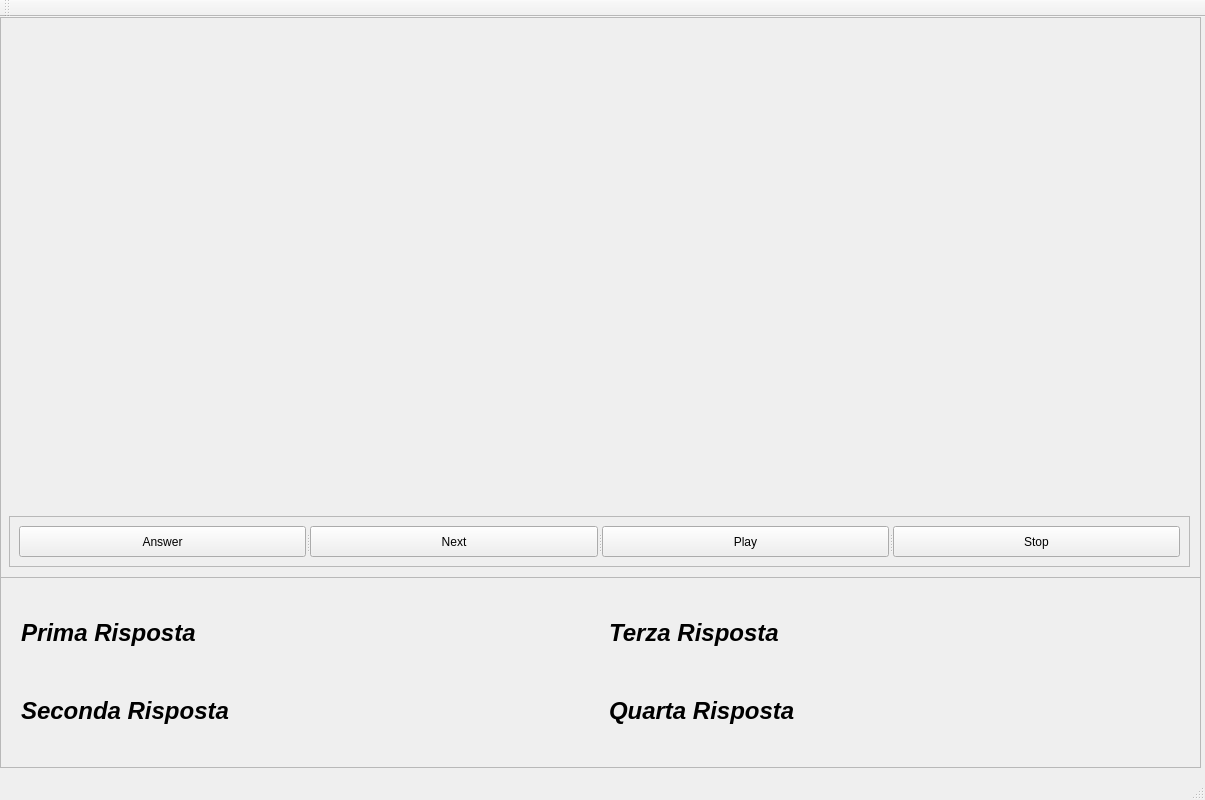
The window that cervellone.ui (AndreaCorna/cervellone) describes before a commit, drawn with Qt 5.
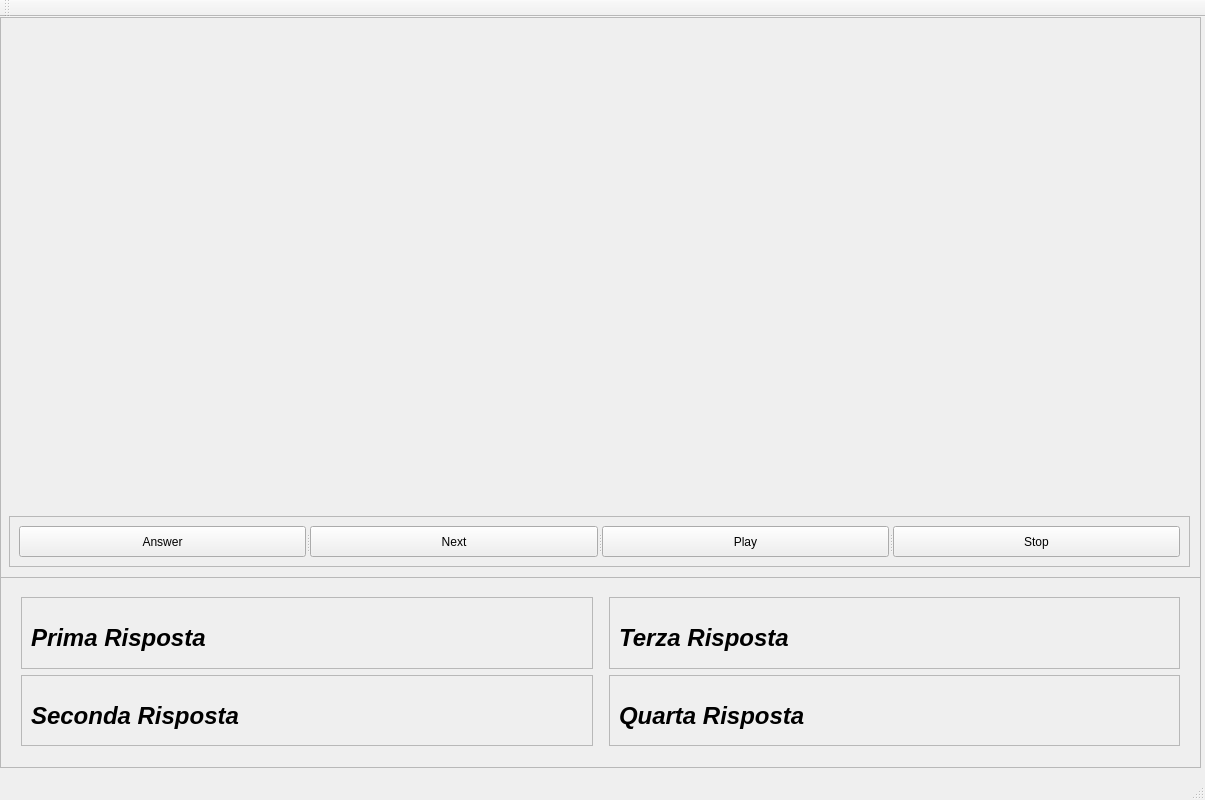
The same window after the commit. Custom widgets are drawn as their Qt base class.

Commit message: prova player

```diff
--- a/cervellone.ui
+++ b/cervellone.ui
@@ -42,7 +42,22 @@
       <item>
        <layout class="QVBoxLayout" name="verticalLayout1_answer">
         <item>
+         <widget class="QFrame" name="frame_2">
+          <property name="frameShape">
+           <enum>QFrame::StyledPanel</enum>
+          </property>
+          <property name="frameShadow">
+           <enum>QFrame::Raised</enum>
+          </property>
          <widget class="QLabel" name="answer1_label">
+           <property name="geometry">
+            <rect>
+             <x>10</x>
+             <y>10</y>
+             <width>561</width>
+             <height>61</height>
+            </rect>
+           </property>
           <property name="font">
            <font>
             <pointsize>18</pointsize>
@@ -55,9 +70,25 @@
            <string>Prima Risposta</string>
           </property>
          </widget>
+         </widget>
         </item>
         <item>
+         <widget class="QFrame" name="frame">
+          <property name="frameShape">
+           <enum>QFrame::StyledPanel</enum>
+          </property>
+          <property name="frameShadow">
+           <enum>QFrame::Raised</enum>
+          </property>
          <widget class="QLabel" name="answer2_label">
+           <property name="geometry">
+            <rect>
+             <x>10</x>
+             <y>10</y>
+             <width>561</width>
+             <height>61</height>
+            </rect>
+           </property>
           <property name="font">
            <font>
             <pointsize>18</pointsize>
@@ -70,6 +101,7 @@
            <string>Seconda Risposta</string>
           </property>
          </widget>
+         </widget>
         </item>
        </layout>
       </item>
@@ -92,7 +124,22 @@
       <item>
        <layout class="QVBoxLayout" name="verticalLayout2_answer">
         <item>
+         <widget class="QFrame" name="frame_3">
+          <property name="frameShape">
+           <enum>QFrame::StyledPanel</enum>
+          </property>
+          <property name="frameShadow">
+           <enum>QFrame::Raised</enum>
+          </property>
          <widget class="QLabel" name="answer3_label">
+           <property name="geometry">
+            <rect>
+             <x>10</x>
+             <y>10</y>
+             <width>561</width>
+             <height>61</height>
+            </rect>
+           </property>
           <property name="font">
            <font>
             <pointsize>18</pointsize>
@@ -105,9 +152,25 @@
            <string>Terza Risposta</string>
           </property>
          </widget>
+         </widget>
         </item>
         <item>
+         <widget class="QFrame" name="frame_4">
+          <property name="frameShape">
+           <enum>QFrame::StyledPanel</enum>
+          </property>
+          <property name="frameShadow">
+           <enum>QFrame::Raised</enum>
+          </property>
          <widget class="QLabel" name="answer4_label">
+           <property name="geometry">
+            <rect>
+             <x>10</x>
+             <y>10</y>
+             <width>561</width>
+             <height>61</height>
+            </rect>
+           </property>
           <property name="font">
            <font>
             <pointsize>18</pointsize>
@@ -120,6 +183,7 @@
            <string>Quarta Risposta</string>
           </property>
          </widget>
+         </widget>
         </item>
        </layout>
       </item>
@@ -213,6 +277,13 @@
   <widget class="QStatusBar" name="statusBar"/>
  </widget>
  <layoutdefault spacing="6" margin="11"/>
+ <customwidgets>
+  <customwidget>
+   <class>Phonon::VideoPlayer</class>
+   <extends>QWidget</extends>
+   <header location="global">phonon/videoplayer.h</header>
+  </customwidget>
+ </customwidgets>
  <resources/>
  <connections/>
 </ui>
```
Left out of the diff: 10 changed lines with no effect on the pictures. Lines whose indentation alone changed are shown as unchanged.
